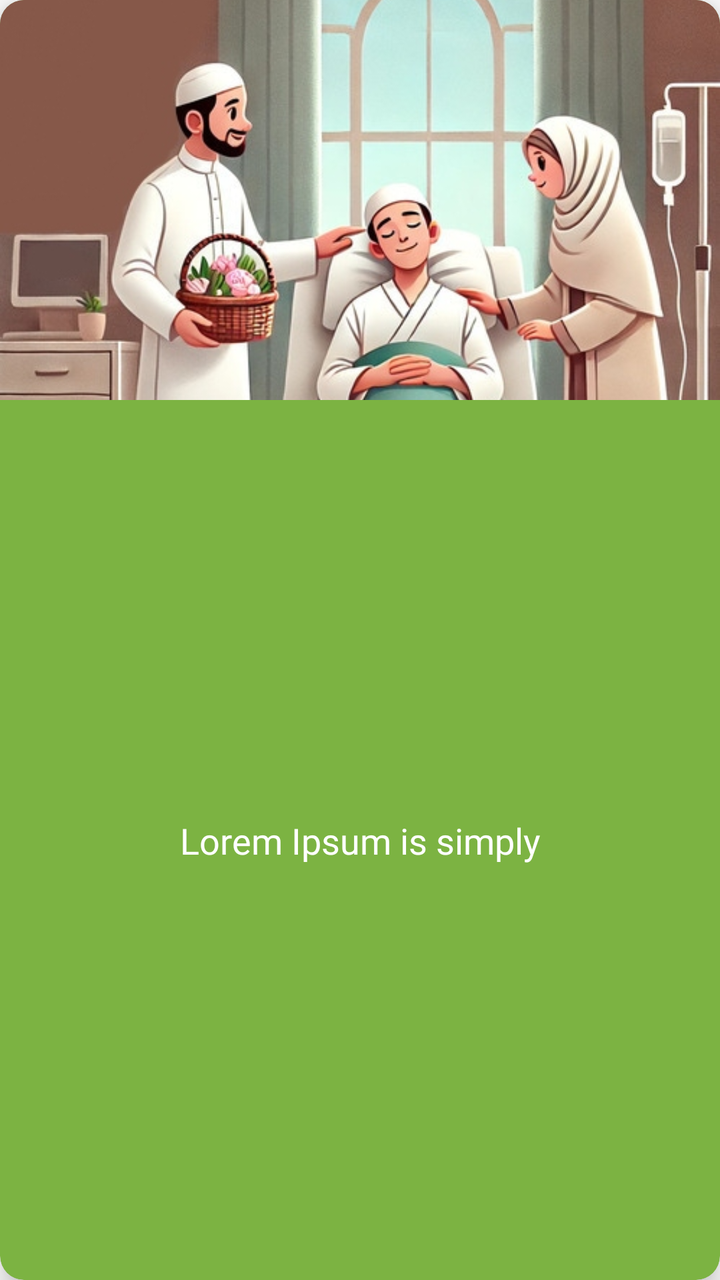
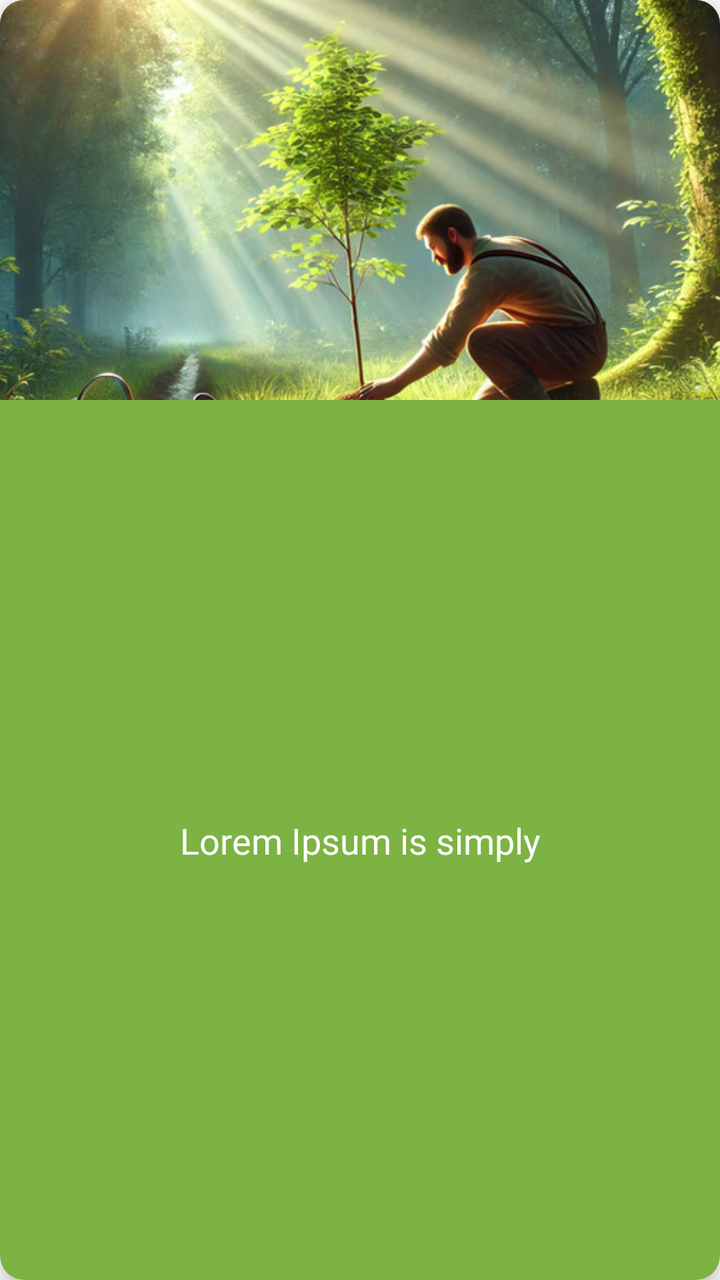

Two renders of the same Android screen: before a commit and after it. Below are the layout's source before the change and the commit's diff.
<!-- AndroidManifest.xml: application theme Theme.Yolcu -->
<!-- res/layout/card_layout.xml -->
<?xml version="1.0" encoding="utf-8"?>
<androidx.cardview.widget.CardView xmlns:android="http://schemas.android.com/apk/res/android"
    xmlns:app="http://schemas.android.com/apk/res-auto"
    android:id="@+id/idCardView"
    android:layout_width="match_parent"
    android:layout_height="250dp"
    android:layout_margin="16dp"
    app:cardCornerRadius="12dp"
    app:cardElevation="8dp"
    app:cardBackgroundColor="@color/pricarViewIbadetColor">


    <androidx.constraintlayout.widget.ConstraintLayout
        android:id="@+id/idCardViewConstraintLayout"
        android:layout_width="match_parent"
        android:layout_height="match_parent">

        
        <ImageView
            android:id="@+id/idCardViewImage"
            android:layout_width="match_parent"
            android:layout_height="200dp"
            android:contentDescription="@string/app_name"
            android:scaleType="centerCrop"
            android:src="@drawable/k_hadis_26"
            app:layout_constraintEnd_toEndOf="parent"
            app:layout_constraintStart_toStartOf="parent"
            app:layout_constraintTop_toTopOf="parent"
            />

        
        <TextView
            android:id="@+id/idCardViewHeader"
            android:layout_width="match_parent"
            android:layout_height="wrap_content"
            android:layout_margin="10dp"
            android:elevation="1dp"
            android:fontFamily="@font/tomorrow_b"
            android:gravity="center"
            android:text="@string/testYazisi"
            android:textColor="@color/white"
            android:textSize="18sp"
            app:layout_constraintTop_toBottomOf="@id/idCardViewImage"
            app:layout_constraintBottom_toBottomOf="@id/idCardViewConstraintLayout"
            app:layout_constraintEnd_toEndOf="parent"
            app:layout_constraintStart_toStartOf="parent" />


    </androidx.constraintlayout.widget.ConstraintLayout>
</androidx.cardview.widget.CardView>
<!-- resources referenced by this layout -->
<resources>
  <color name="pricarViewIbadetColor">#7CB342</color>
  <color name="white">#FFFFFFFF</color>
  <!-- drawable k_hadis_26: jpg bitmap (drawable, 69905 bytes) -->
  <string name="app_name">Yolcu</string>
  <string name="testYazisi">Lorem Ipsum is simply</string>
  <style name="Theme.Yolcu" parent="Theme.MaterialComponents.DayNight.DarkActionBar">
          
          <item name="colorPrimary">#9CCC65</item>
          <item name="colorPrimaryVariant">#43A047</item>
          <item name="colorOnPrimary">@color/white</item>
          
          <item name="colorSecondary">#9CCC65</item>
          <item name="colorSecondaryVariant">@color/teal_700</item>
          <item name="colorOnSecondary">@color/white</item>
          
          <item name="android:statusBarColor">?attr/colorPrimaryVariant</item>
          
          <item name="actionMenuTextColor">@color/white</item>
          <item name="android:actionMenuTextColor">@color/white</item>
          <item name="android:textColor">@color/black</item>
      </style>
  <color name="teal_700">#FF018786</color>
  <color name="black">#FF000000</color>
</resources>

<!-- the commit's change to res/layout/card_layout.xml (unified diff, before → after) -->
@@ -22,7 +22,7 @@
             android:layout_height="200dp"
             android:contentDescription="@string/app_name"
             android:scaleType="centerCrop"
-            android:src="@drawable/k_hadis_26"
+            android:src="@drawable/k_hadis_1"
             app:layout_constraintEnd_toEndOf="parent"
             app:layout_constraintStart_toStartOf="parent"
             app:layout_constraintTop_toTopOf="parent"
<!-- resource entries referenced after the edit -->
@@ -2,7 +2,7 @@
 <resources>
   <color name="pricarViewIbadetColor">#7CB342</color>
   <color name="white">#FFFFFFFF</color>
-  <!-- drawable k_hadis_26: jpg bitmap (drawable, 69905 bytes) -->
+  <!-- drawable k_hadis_1: jpg bitmap (drawable, 131672 bytes) -->
   <string name="app_name">Yolcu</string>
   <string name="testYazisi">Lorem Ipsum is simply</string>
   <style name="Theme.Yolcu" parent="Theme.MaterialComponents.DayNight.DarkActionBar">
